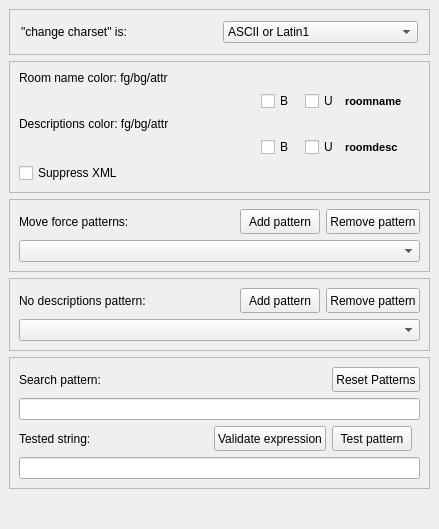
Before: the Qt Designer form src/preferences/parserpage.ui in MUME/MMapper, drawn with Qt 5.
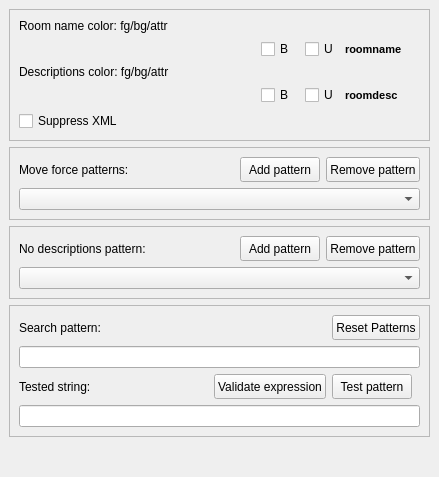
After: the same form once the commit is applied. Custom widgets are drawn as their Qt base class.

The edit to the form file:
```diff
--- a/src/preferences/parserpage.ui
+++ b/src/preferences/parserpage.ui
@@ -33,42 +33,6 @@
    <property name="bottomMargin">
     <number>9</number>
    </property>
-   <item>
-    <widget class="QFrame" name="frame_5">
-     <property name="frameShape">
-      <enum>QFrame::StyledPanel</enum>
-     </property>
-     <property name="frameShadow">
-      <enum>QFrame::Raised</enum>
-     </property>
-     <layout class="QGridLayout" name="gridLayout">
-      <item row="1" column="1">
-       <widget class="QComboBox" name="charset">
-        <item>
-         <property name="text">
-          <string notr="true">ASCII or Latin1</string>
-         </property>
-        </item>
-        <item>
-         <property name="text">
-          <string notr="true">UTF-8</string>
-         </property>
-        </item>
-       </widget>
-      </item>
-      <item row="1" column="0">
-       <widget class="QLabel" name="label">
-        <property name="text">
-         <string>&quot;change charset&quot; is:</string>
-        </property>
-        <property name="buddy">
-         <cstring>charset</cstring>
-        </property>
-       </widget>
-      </item>
-     </layout>
-    </widget>
-   </item>
    <item>
     <widget class="QFrame" name="frame_4">
      <property name="frameShape">
```
